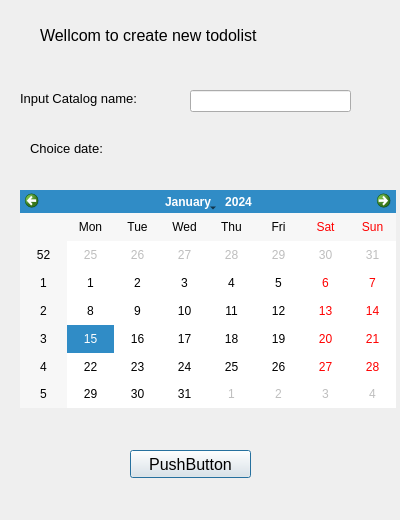
This is create_todolist_dialog.ui in kuku20/qttodolist as Qt 5 draws it before an edit. The edited form follows.
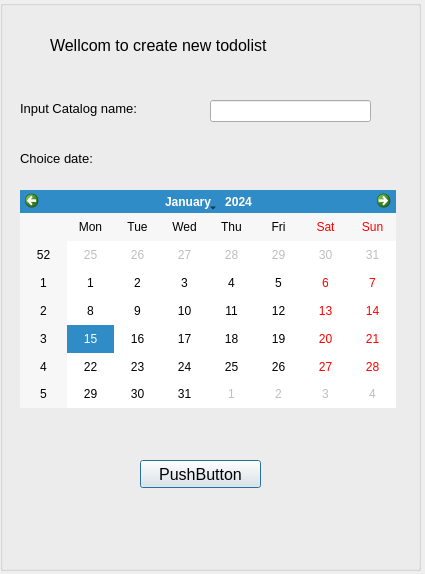
This is the edited form.

Commit message: combine create new acc

Patch:
```diff
--- a/create_todolist_dialog.ui
+++ b/create_todolist_dialog.ui
@@ -6,13 +6,89 @@
    <rect>
     <x>0</x>
     <y>0</y>
-    <width>400</width>
-    <height>520</height>
+    <width>425</width>
+    <height>574</height>
    </rect>
   </property>
   <property name="windowTitle">
    <string>Dialog</string>
   </property>
+  <widget class="QGroupBox" name="groupBox">
+   <property name="geometry">
+    <rect>
+     <x>0</x>
+     <y>0</y>
+     <width>421</width>
+     <height>571</height>
+    </rect>
+   </property>
+   <property name="title">
+    <string/>
+   </property>
+   <widget class="QLabel" name="label_3">
+    <property name="geometry">
+     <rect>
+      <x>50</x>
+      <y>20</y>
+      <width>311</width>
+      <height>51</height>
+     </rect>
+    </property>
+    <property name="font">
+     <font>
+      <pointsize>12</pointsize>
+     </font>
+    </property>
+    <property name="text">
+     <string>Wellcom to create new todolist</string>
+    </property>
+   </widget>
+   <widget class="QLineEdit" name="lineEdit">
+    <property name="geometry">
+     <rect>
+      <x>210</x>
+      <y>100</y>
+      <width>161</width>
+      <height>22</height>
+     </rect>
+    </property>
+   </widget>
+   <widget class="QLabel" name="label">
+    <property name="geometry">
+     <rect>
+      <x>20</x>
+      <y>100</y>
+      <width>161</width>
+      <height>16</height>
+     </rect>
+    </property>
+    <property name="font">
+     <font>
+      <pointsize>10</pointsize>
+     </font>
+    </property>
+    <property name="text">
+     <string>Input Catalog name: </string>
+    </property>
+   </widget>
+   <widget class="QLabel" name="label_2">
+    <property name="geometry">
+     <rect>
+      <x>20</x>
+      <y>150</y>
+      <width>141</width>
+      <height>16</height>
+     </rect>
+    </property>
+    <property name="font">
+     <font>
+      <pointsize>10</pointsize>
+     </font>
+    </property>
+    <property name="text">
+     <string>Choice date:</string>
+    </property>
+   </widget>
   <widget class="QCalendarWidget" name="calendarWidget">
    <property name="geometry">
     <rect>
@@ -23,29 +99,11 @@
     </rect>
    </property>
   </widget>
-  <widget class="QLabel" name="label">
-   <property name="geometry">
-    <rect>
-     <x>20</x>
-     <y>90</y>
-     <width>161</width>
-     <height>16</height>
-    </rect>
-   </property>
-   <property name="font">
-    <font>
-     <pointsize>10</pointsize>
-    </font>
-   </property>
-   <property name="text">
-    <string>Input Catalog name: </string>
-   </property>
-  </widget>
   <widget class="QPushButton" name="pushButton">
    <property name="geometry">
     <rect>
-     <x>130</x>
-     <y>450</y>
+      <x>140</x>
+      <y>460</y>
      <width>121</width>
      <height>28</height>
     </rect>
@@ -59,51 +117,6 @@
     <string>PushButton</string>
    </property>
   </widget>
-  <widget class="QLineEdit" name="lineEdit">
-   <property name="geometry">
-    <rect>
-     <x>190</x>
-     <y>90</y>
-     <width>161</width>
-     <height>22</height>
-    </rect>
-   </property>
-  </widget>
-  <widget class="QLabel" name="label_2">
-   <property name="geometry">
-    <rect>
-     <x>30</x>
-     <y>140</y>
-     <width>141</width>
-     <height>16</height>
-    </rect>
-   </property>
-   <property name="font">
-    <font>
-     <pointsize>10</pointsize>
-    </font>
-   </property>
-   <property name="text">
-    <string>Choice date:</string>
-   </property>
-  </widget>
-  <widget class="QLabel" name="label_3">
-   <property name="geometry">
-    <rect>
-     <x>40</x>
-     <y>10</y>
-     <width>311</width>
-     <height>51</height>
-    </rect>
-   </property>
-   <property name="font">
-    <font>
-     <pointsize>12</pointsize>
-    </font>
-   </property>
-   <property name="text">
-    <string>Wellcom to create new todolist</string>
-   </property>
   </widget>
  </widget>
  <resources/>
```
Lines whose indentation alone changed are shown as unchanged. The commit also changes 17 other files.
